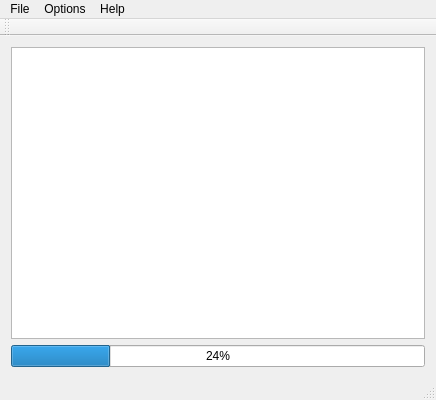
Qt form ui/mediaspy.ui (slopjong/MediaSpy) before a commit.
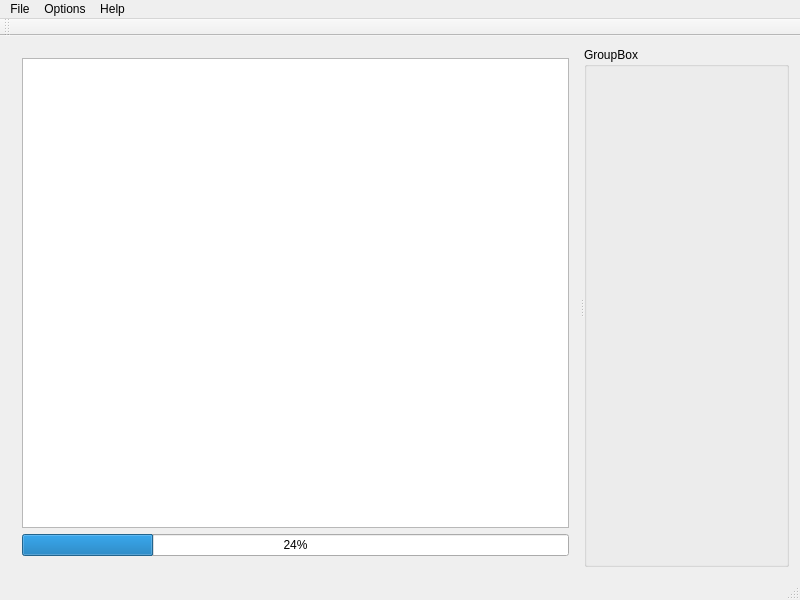
The same form after that commit. Icons and pictures are not drawn.

Commit message:
Cleaner use of singletons + change to QTableView + beginning of info panel
1. was using pointers to singletons instead of simply calling the instance!
2. changed the QListView to a QTableView, not sure it will stay...
3. began to separate the main window in two parts, with an info panel on the right

```diff
--- a/ui/mediaspy.ui
+++ b/ui/mediaspy.ui
@@ -6,8 +6,8 @@
    <rect>
     <x>0</x>
     <y>0</y>
-    <width>436</width>
-    <height>400</height>
+    <width>800</width>
+    <height>600</height>
    </rect>
   </property>
   <property name="windowTitle">
@@ -18,9 +18,26 @@
     <normaloff>:/images/images/icon.png</normaloff>:/images/images/icon.png</iconset>
   </property>
   <widget class="QWidget" name="centralWidget">
+   <layout class="QHBoxLayout" name="horizontalLayout">
+    <item>
+     <widget class="QSplitter" name="splitter">
+      <property name="orientation">
+       <enum>Qt::Horizontal</enum>
+      </property>
+      <widget class="QWidget" name="">
    <layout class="QVBoxLayout" name="verticalLayout">
     <item>
-     <widget class="QListView" name="mediaListView"/>
+         <widget class="QTableView" name="mediaTableView">
+          <property name="sortingEnabled">
+           <bool>true</bool>
+          </property>
+          <attribute name="verticalHeaderVisible">
+           <bool>false</bool>
+          </attribute>
+          <attribute name="verticalHeaderVisible">
+           <bool>false</bool>
+          </attribute>
+         </widget>
     </item>
     <item>
      <widget class="QProgressBar" name="progressBar">
@@ -31,13 +48,22 @@
     </item>
    </layout>
   </widget>
+      <widget class="QGroupBox" name="groupBox">
+       <property name="title">
+        <string>GroupBox</string>
+       </property>
+      </widget>
+     </widget>
+    </item>
+   </layout>
+  </widget>
   <widget class="QMenuBar" name="menuBar">
    <property name="geometry">
     <rect>
      <x>0</x>
      <y>0</y>
-     <width>436</width>
-     <height>23</height>
+     <width>800</width>
+     <height>24</height>
     </rect>
    </property>
    <widget class="QMenu" name="menuFile">
```
Lines whose indentation alone changed are shown as unchanged. The commit also changes 7 other files.
